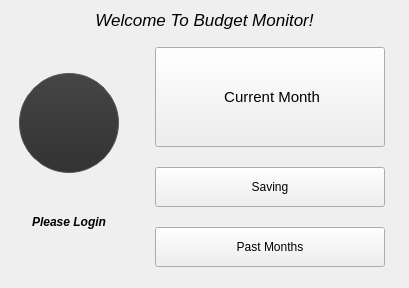
Old version of the form ui/mainwindow.ui in the repository NFBaeza/Budget-Monitor.
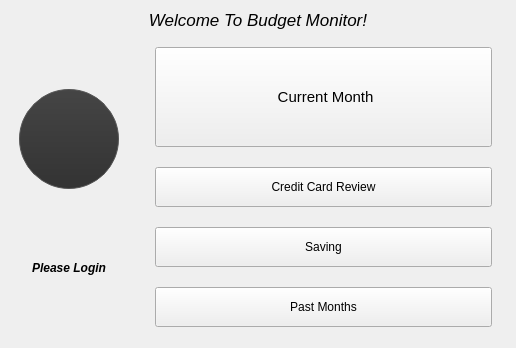
New version of the form. Icons and pictures are not drawn.

Commit message:
feat: add CreditCardView widget with responsive layout and month display
- Add CreditCardView widget with minimum size, account filtering by user, and 6-month label rendering
- Fix MainWindow responsive resizing: use setMinimumSize(0,0) before resize on showMainView
- Add setMinimumSize + resize propagation for all central widget switches

```diff
--- a/ui/mainwindow.ui
+++ b/ui/mainwindow.ui
@@ -6,8 +6,8 @@
    <rect>
     <x>0</x>
     <y>0</y>
-    <width>409</width>
-    <height>288</height>
+    <width>516</width>
+    <height>348</height>
    </rect>
   </property>
   <property name="windowTitle">
@@ -31,7 +31,7 @@
    </property>
    <layout class="QGridLayout" name="gridLayout" rowstretch="2,0,0" columnstretch="2,4">
     <item row="2" column="1">
-     <layout class="QVBoxLayout" name="verticalLayout" stretch="2,1,1">
+     <layout class="QVBoxLayout" name="verticalLayout" stretch="3,1,1,1">
       <property name="spacing">
        <number>20</number>
       </property>
@@ -81,6 +81,25 @@
         </property>
        </widget>
       </item>
+      <item>
+       <widget class="QPushButton" name="creditCardReviewButton">
+        <property name="sizePolicy">
+         <sizepolicy hsizetype="Expanding" vsizetype="Fixed">
+          <horstretch>0</horstretch>
+          <verstretch>0</verstretch>
+         </sizepolicy>
+        </property>
+        <property name="minimumSize">
+         <size>
+          <width>0</width>
+          <height>40</height>
+         </size>
+        </property>
+        <property name="text">
+         <string>Credit Card Review</string>
+        </property>
+       </widget>
+      </item>
       <item>
        <widget class="QPushButton" name="SavingViewButton">
         <property name="sizePolicy">
@@ -134,7 +153,7 @@
      </layout>
     </item>
     <item row="2" column="0">
-     <layout class="QVBoxLayout" name="verticalLayout_2">
+     <layout class="QGridLayout" name="gridLayout_2" rowstretch="1,4">
       <property name="sizeConstraint">
        <enum>QLayout::SizeConstraint::SetDefaultConstraint</enum>
       </property>
@@ -147,10 +166,13 @@
       <property name="bottomMargin">
        <number>10</number>
       </property>
-      <item>
+      <property name="verticalSpacing">
+       <number>20</number>
+      </property>
+      <item row="0" column="0">
        <widget class="QPushButton" name="userSettingsButton">
         <property name="sizePolicy">
-         <sizepolicy hsizetype="Fixed" vsizetype="Fixed">
+         <sizepolicy hsizetype="Minimum" vsizetype="Fixed">
           <horstretch>0</horstretch>
           <verstretch>0</verstretch>
          </sizepolicy>
@@ -191,7 +213,7 @@
         </property>
        </widget>
       </item>
-      <item>
+      <item row="1" column="0">
        <widget class="QLabel" name="userNameLabel">
         <property name="sizePolicy">
          <sizepolicy hsizetype="Fixed" vsizetype="Fixed">
```
Left out of the diff: 49 changed lines with no effect on the pictures. The commit also changes 6 other files.
